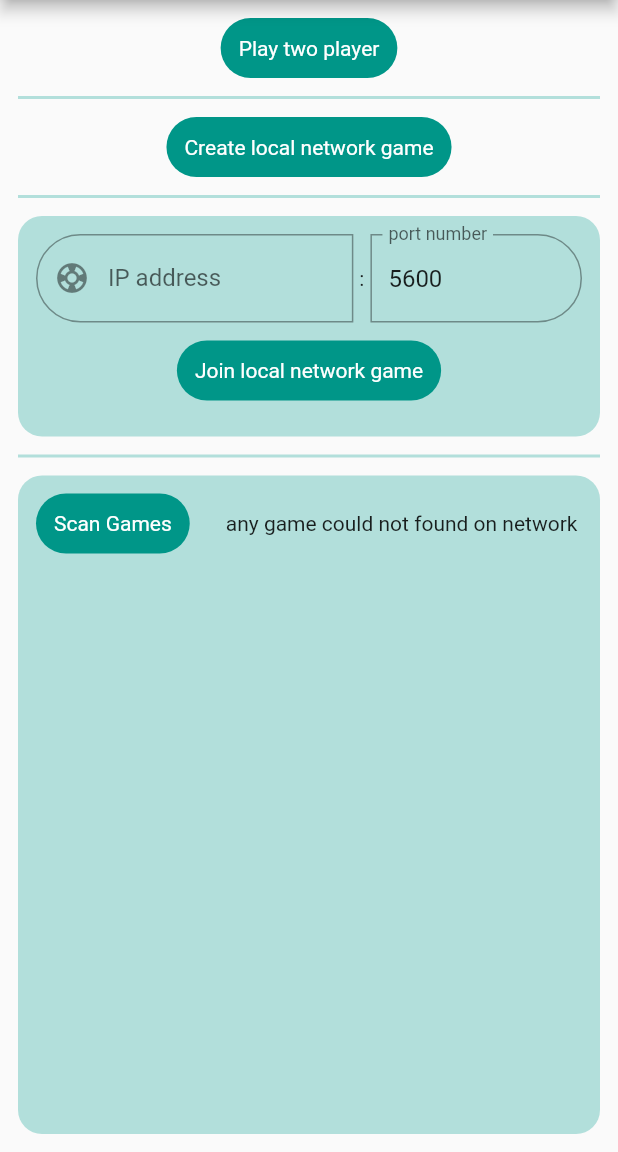
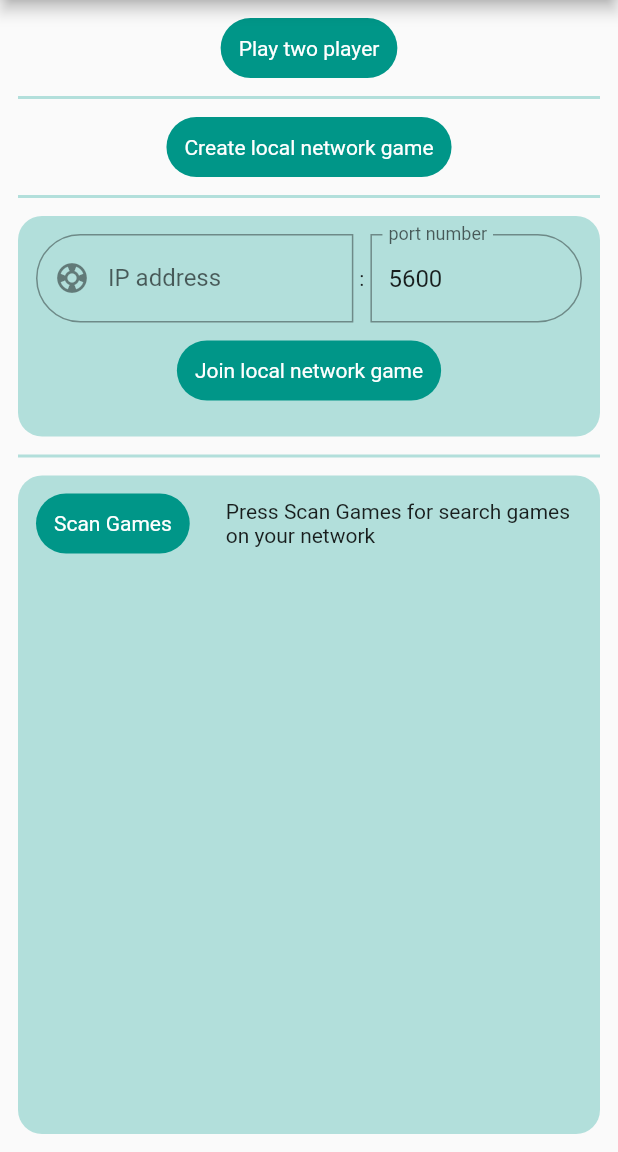
Before and after one commit to femrek/flutter_chess_app, a Flutter app: the screen it shows after launch, on a phone screen of 412 x 824 dp, the part 84-1236 px from its top. Run offline on Flutter 3.47's test engine with Material 2 defaults, Android fonts, the phone set to English and light mode, and no system bars; our stand-ins replace bloc, equatable, flutter_bloc, flutter_svg, shared_preferences; missing offline and left inert: chess.

Commit message:
fix: game scanner info message. show a different message when games have not been scanned.

```diff
--- a/lib/presentation/features/main_screen/game_scan_cubit.dart
+++ b/lib/presentation/features/main_screen/game_scan_cubit.dart
@@ -1,5 +1,3 @@
-import 'dart:async';
-
 import 'package:flutter_bloc/flutter_bloc.dart';
 import 'package:localchess/data/model/game_search_information.dart';
 import 'package:localchess/provider/game_scanner.dart';
@@ -7,29 +5,44 @@ import 'package:localchess/provider/platform/model/local_ip.dart';
 import 'package:localchess/provider/platform/platform.dart';
 
 class GameScanCubit extends Cubit<GameScanState> {
-  GameScanCubit() : super(GameScanState(searching: false, games: const []));
+  GameScanCubit() : super(GameScanState(
+    searchStatus: SearchStatus.init,
+    games: const [],
+  ));
 
   startScan() async {
-    emit(GameScanState(searching: true, games: []));
+    emit(GameScanState(
+      searchStatus: SearchStatus.searching,
+      games: [],
+    ));
     final LocalIp localIp = await getLocalIp();
     emit(GameScanState(
-      searching: true,
+      searchStatus: SearchStatus.searching,
       games: await GameScanner().scan(localIp.address, localIp.maskLength),
     ));
-    stopScan();
+    finishScan();
   }
 
-  stopScan() {
-    emit(GameScanState(searching: false, games: state.games));
+  finishScan() {
+    emit(GameScanState(
+      searchStatus: SearchStatus.searched,
+      games: state.games,
+    ));
   }
 }
 
 class GameScanState {
-  final bool searching;
+  final SearchStatus searchStatus;
   final List<GameSearchInformation> games;
 
   GameScanState({
-    required this.searching,
+    required this.searchStatus,
     required this.games,
   });
 }
+
+enum SearchStatus {
+  init,
+  searching,
+  searched,
+}
--- a/lib/presentation/features/main_screen/screen_main.dart
+++ b/lib/presentation/features/main_screen/screen_main.dart
@@ -96,22 +96,25 @@ class _ScreenMainState extends State<ScreenMain> {
                   Container(
                     child: _mainScreenButton(
                       context,
-                      state.searching ? 'searching' : 'Scan Games',
+                      state.searchStatus == SearchStatus.searching
+                          ? 'Searching' : 'Scan Games',
                       () {
                         context.read<GameScanCubit>().startScan();
                       },
-                      !state.searching,
+                      state.searchStatus != SearchStatus.searching,
                     ),
                   ),
                   Expanded(
                     child: Container(
                       padding: const EdgeInsets.all(12),
                       child: Text(
-                        state.searching
-                          ? 'games searching on network'
-                          : state.games.isEmpty
-                            ? 'any game could not found on network'
-                            : 'games on your network'
+                        state.searchStatus == SearchStatus.searching
+                          ? 'Games searching on network'
+                        : state.searchStatus == SearchStatus.init
+                          ? 'Press Scan Games for search games on your network'
+                        : state.games.isEmpty
+                          ? 'Any game could not found on network'
+                          : 'Games on your network'
                       ),
                     ),
                   ),
@@ -119,7 +122,7 @@ class _ScreenMainState extends State<ScreenMain> {
               ),
               Expanded(
                 child: Center(
-                  child: !state.searching ? ListView.builder(
+                  child: state.searchStatus != SearchStatus.searching ? ListView.builder(
                     itemBuilder: (_, index) {
                       return _gameOnTheNetworkElement(context, state.games[index]);
                     },
```
